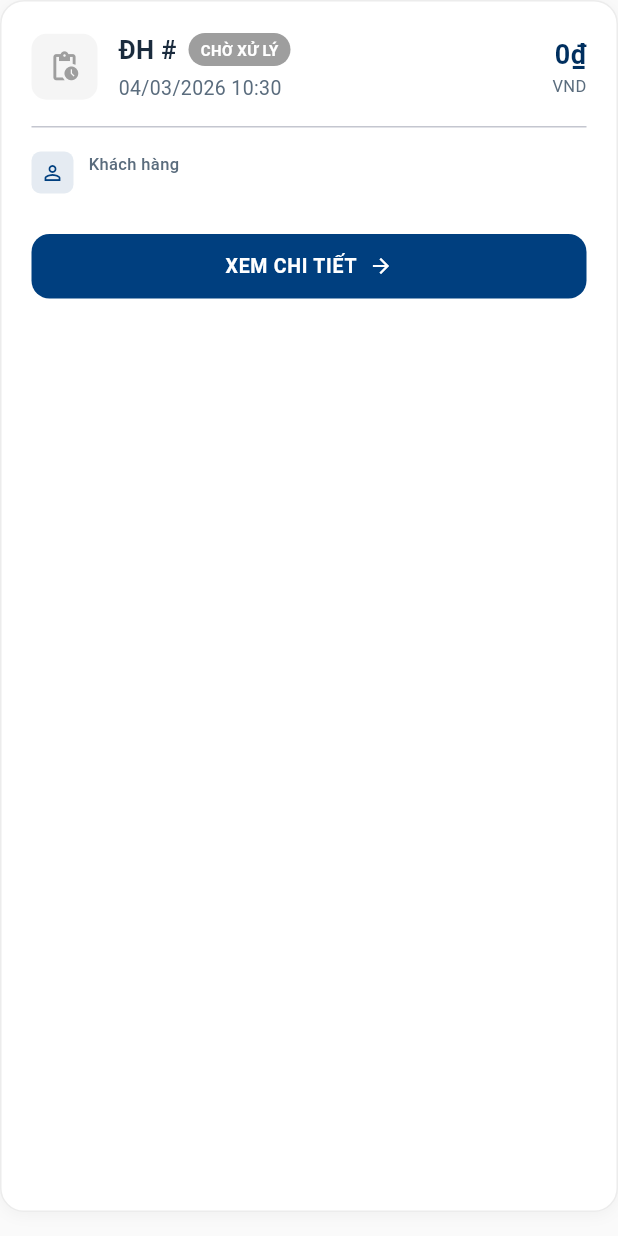
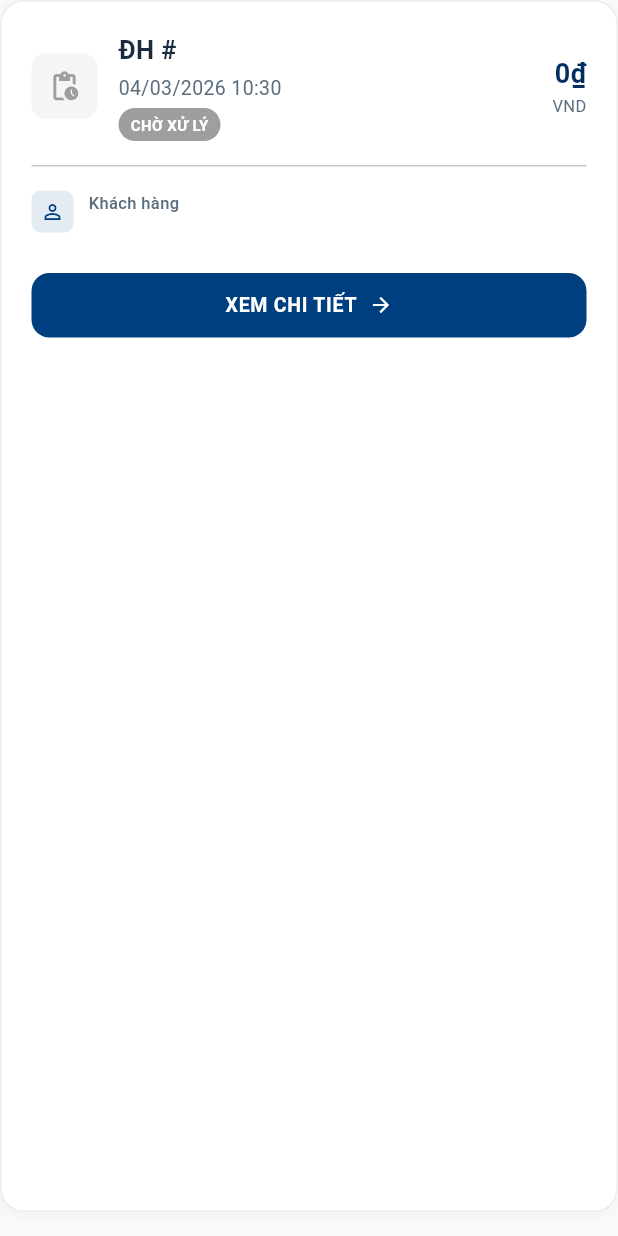
Before and after one commit to nvminh9/logistics_flutter_app, a Flutter app: the OperatorOrderCard widget shown alone on an empty page, opened directly with empty values, on a phone screen of 412 x 824 dp. Run offline on Flutter 3.47's test engine with Material 3 defaults, Android fonts, the phone set to English and light mode, and no system bars; our stand-ins replace cached_network_image, dio, go_router, image_cropper, image_picker, photo_view and 1 more; accounts and stored records are empty; network calls fail.

Commit message:
Fix: fix UI,...

```diff
--- a/lib/presentation/pages/orders/order_list_with_tabs_page.dart
+++ b/lib/presentation/pages/orders/order_list_with_tabs_page.dart
@@ -116,7 +116,8 @@ class _OrderListWithTabsPageState extends State<OrderListWithTabsPage>
           appBar: AppBar(
             title: _isSearchBarVisible
                 ? _buildSearchField()
-                : Row(
+                : Column(
+              crossAxisAlignment: CrossAxisAlignment.start,
               children: [
                 const Text(
                   'Danh sách đơn hàng',
@@ -125,7 +126,7 @@ class _OrderListWithTabsPageState extends State<OrderListWithTabsPage>
                     color: Colors.white,
                   ),
                 ),
-                const SizedBox(width: 8),
+                const SizedBox(height: 3),
                 Container(
                   padding: const EdgeInsets.symmetric(
                     horizontal: 6,
--- a/lib/presentation/widgets/cards/operator_order_card.dart
+++ b/lib/presentation/widgets/cards/operator_order_card.dart
@@ -71,8 +71,6 @@ class OperatorOrderCard extends StatelessWidget {
                       child: Column(
                         crossAxisAlignment: CrossAxisAlignment.start,
                         children: [
-                          Row(
-                            children: [
                           Text(
                             'ĐH #${order.orderID}',
                             style: const TextStyle(
@@ -81,7 +79,15 @@ class OperatorOrderCard extends StatelessWidget {
                               color: AppColors.primaryText,
                             ),
                           ),
-                              const SizedBox(width: 8),
+                          const SizedBox(height: 4),
+                          Text(
+                            DateFormatter.formatDateTime(order.orderDate),
+                            style: const TextStyle(
+                              fontSize: 13,
+                              color: AppColors.secondaryText,
+                            ),
+                          ),
+                          const SizedBox(height: 4),
                           Container(
                             padding: const EdgeInsets.symmetric(
                               horizontal: 8,
@@ -99,16 +105,6 @@ class OperatorOrderCard extends StatelessWidget {
                                 color: Colors.white,
                                 letterSpacing: 0.3,
                               ),
-                                ),
-                              ),
-                            ],
-                          ),
-                          const SizedBox(height: 4),
-                          Text(
-                            DateFormatter.formatDateTime(order.orderDate),
-                            style: const TextStyle(
-                              fontSize: 13,
-                              color: AppColors.secondaryText,
                             ),
                           ),
                         ],
```
Also changed, not shown: lib/presentation/pages/orders/order_detail_page.dart (+3 -11 lines), 1 other file. Lines whose indentation alone changed are shown as unchanged.
